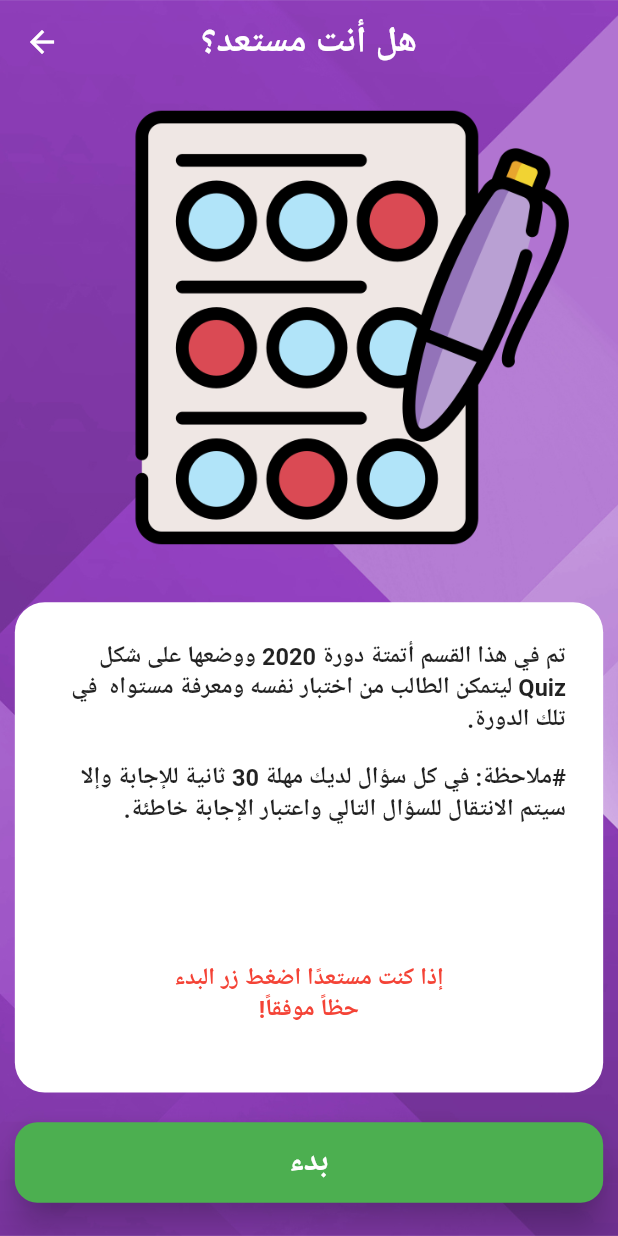
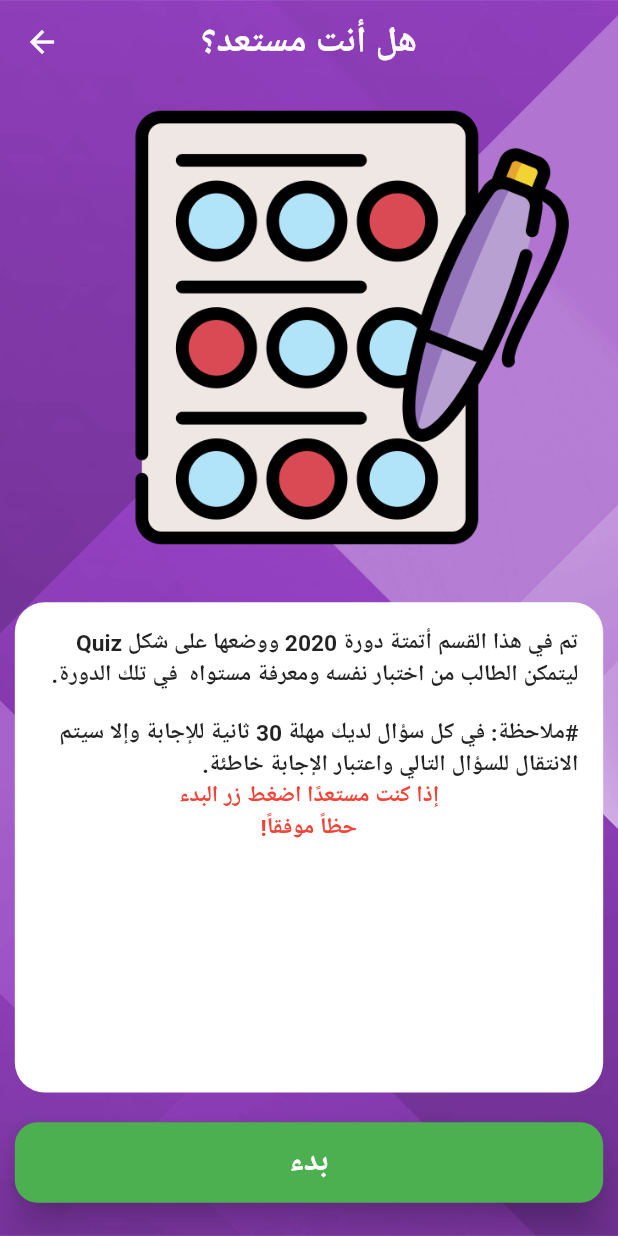
Before and after one commit to saleem1333/C-Skills, a Flutter app: the screen it shows after launch, after a tap on "الدورات", on a phone screen of 412 x 824 dp. Run offline on Flutter 3.47's test engine with Material 2 defaults, Android fonts, the phone set to English and light mode, and no system bars; our stand-ins replace animated_text_kit, audioplayers, circular_countdown_timer, flutter_screenutil, fluttertoast, page_transition and 4 more; missing offline and left inert: advance_pdf_viewer, shared_preferences_web.

Commit message:
finish the project

```diff
--- a/lib/Pages/Ready.dart
+++ b/lib/Pages/Ready.dart
@@ -79,25 +79,26 @@ class _ReadyState extends State<Ready> {
                   width: double.infinity,
                   margin: EdgeInsets.all(0.012.sh),
                   child: Padding(
-                    padding: EdgeInsets.all(0.03.sh),
+                    padding: EdgeInsets.all(0.02.sh),
                     child: Column(
-                      mainAxisAlignment: MainAxisAlignment.spaceBetween,
                       children: [
-                        Text(
-                          '$description',
-                          textDirection: TextDirection.rtl,
-                          style: TextStyle(
-                            fontSize: 29.sp,
-                            fontWeight: FontWeight.bold,
+                        SingleChildScrollView(
+                          child: Text(
+                            '$description',
+                            textDirection: TextDirection.rtl,
+                            style: TextStyle(
+                              fontSize: 28.sp,
+                              fontWeight: FontWeight.bold,
+                            ),
                           ),
                         ),
                         Text(
-                          'إذا كنت مستعدًا اضغط زر البدء\nحظاً موفقاً!\n',
+                          'إذا كنت مستعدًا اضغط زر البدء\nحظاً موفقاً!',
                           textAlign: TextAlign.center,
                           textDirection: TextDirection.rtl,
                           style: TextStyle(
                             color: Colors.red,
-                            fontSize: 29.sp,
+                            fontSize: 28.sp,
                             fontWeight: FontWeight.bold,
                           ),
                         ),
--- a/lib/SplashScreen/animation_screen.dart
+++ b/lib/SplashScreen/animation_screen.dart
@@ -1,3 +1,5 @@
+import 'package:animated_text_kit/animated_text_kit.dart';
+import 'package:cs/Pages/Home.dart';
 import 'package:flutter/material.dart';
 import 'hole_painter.dart';
 import 'staggered_raindrop_animation.dart';
@@ -70,20 +72,30 @@ class _AnimationScreenState extends State<AnimationScreen>
           child: Opacity(
             opacity: _animation.textOpacity.value,
             child: Container(
-              decoration: BoxDecoration(
-                image: DecorationImage(
-                    image: AssetImage('assets/images/splash-background.png'),
-                    fit: BoxFit.cover),
-              ),
               child: Column(
                 children: [
                   SizedBox(
-                    height: size.height / 4,
+                    height: size.height / 3,
                   ),
-                  Image(
-                    image: AssetImage('assets/images/splash.gif'),
-                    fit: BoxFit.scaleDown,
+                  TextLiquidFill(
+                    text: 'C S',
+                    textStyle: TextStyle(
+                      fontSize: size.height / 4.5,
+                      fontFamily: 'AkayaKanadaka',
+                    ),
+                    boxBackgroundColor: ourColor,
+                    waveDuration: Duration(seconds: 4),
+                    waveColor: Colors.yellow,
                   ),
+                  AnimatedTextKit(animatedTexts: [
+                    TyperAnimatedText('communication skills',
+                        textStyle: TextStyle(
+                            color: Colors.amberAccent,
+                            fontFamily: 'AkayaKanadaka',
+                            fontSize: size.height / 30),
+                        curve: Curves.linear,
+                        speed: Duration(milliseconds: 200))
+                  ])
                 ],
               ),
             ),
```
